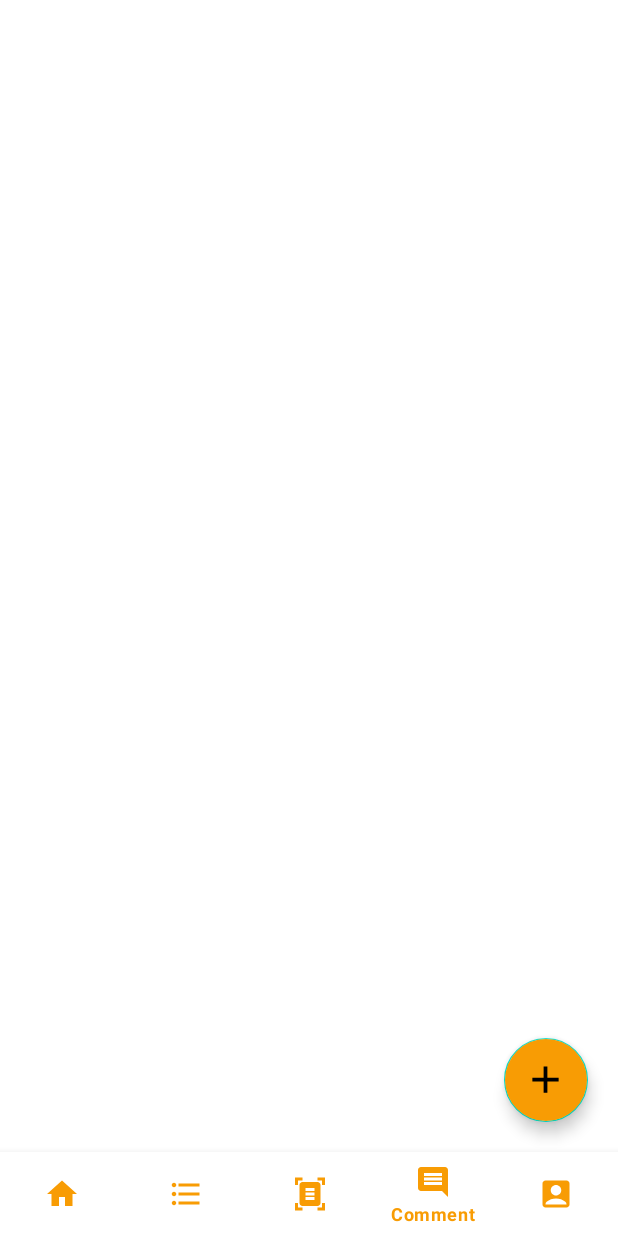
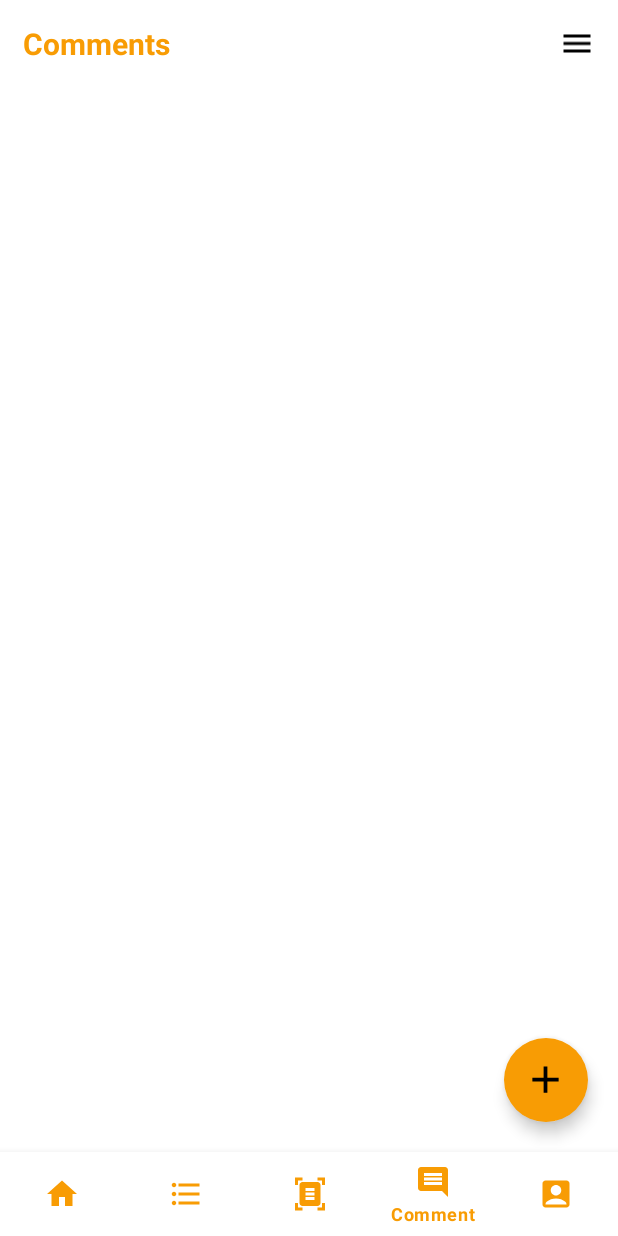
Before and after one commit to Deepraj99/Bhojnalya, an Android app: the screen it shows after launch once a user with an empty profile is signed in (MainActivity), item 4 of the bottom bar chosen, on a phone screen of 412 x 824 dp. Run offline under Robolectric (Android 15) with nearby library versions, the phone set to English and light mode, and no system bars; our stand-ins replace Firebase (no records; nobody signed in at launch, a user with empty details on screens opened directly).

Commit message:
comment fetched from firebase

```diff
--- a/app/build.gradle
+++ b/app/build.gradle
@@ -41,6 +41,7 @@ dependencies {
     implementation 'androidx.constraintlayout:constraintlayout:2.1.4'
     implementation 'com.google.firebase:firebase-auth:21.1.0'
     implementation 'com.google.firebase:firebase-firestore:24.4.0'
+    implementation 'com.firebaseui:firebase-ui-firestore:8.0.2'
     testImplementation 'junit:junit:4.13.2'
     androidTestImplementation 'androidx.test.ext:junit:1.1.3'
     androidTestImplementation 'androidx.test.espresso:espresso-core:3.4.0'
--- /dev/null
+++ b/app/src/main/java/com/example/bhojnalya/CommentAdapter.java
@@ -0,0 +1,48 @@
+package com.example.bhojnalya;
+
+import android.content.Context;
+import android.view.LayoutInflater;
+import android.view.View;
+import android.view.ViewGroup;
+import android.widget.TextView;
+
+import androidx.annotation.NonNull;
+import androidx.recyclerview.widget.RecyclerView;
+
+import com.firebase.ui.firestore.FirestoreRecyclerAdapter;
+import com.firebase.ui.firestore.FirestoreRecyclerOptions;
+
+public class CommentAdapter extends FirestoreRecyclerAdapter<Comment, CommentAdapter.CommentViewHolder> {
+    Context context;
+    public CommentAdapter(@NonNull FirestoreRecyclerOptions<Comment> options, Context context) {
+        super(options);
+        this.context = context;
+    }
+
+    @Override
+    protected void onBindViewHolder(@NonNull CommentViewHolder holder, int position, @NonNull Comment comment) {
+
+        holder.titleTextView.setText(comment.title);
+        holder.contentTextView.setText(comment.content);
+        holder.timestampTextView.setText(Utility.timestampToString(comment.timestamp));
+
+    }
+
+    @NonNull
+    @Override
+    public CommentViewHolder onCreateViewHolder(@NonNull ViewGroup parent, int viewType) {
+        View view = LayoutInflater.from(parent.getContext()).inflate(R.layout.recycler_comment_item, parent, false);
+        return new CommentViewHolder(view);
+    }
+
+    class CommentViewHolder extends RecyclerView.ViewHolder {
+        TextView titleTextView, contentTextView, timestampTextView;
+
+        public CommentViewHolder(@NonNull View itemView) {
+            super(itemView);
+            titleTextView = itemView.findViewById(R.id.comment_title_text_view);
+            contentTextView = itemView.findViewById(R.id.comment_content_text_view);
+            timestampTextView = itemView.findViewById(R.id.comment_timestamp_text_view);
+        }
+    }
+}
--- a/app/src/main/java/com/example/bhojnalya/CommentDetailsActivity.java
+++ b/app/src/main/java/com/example/bhojnalya/CommentDetailsActivity.java
@@ -34,8 +34,12 @@ public class CommentDetailsActivity extends AppCompatActivity {
         String commentTitle = titleEditText.getText().toString();
         String commentContent = contentEditText.getText().toString();
 
-        if(commentTitle.isEmpty() || commentContent.isEmpty()) {
+        if(commentTitle.isEmpty()) {
             titleEditText.setError("Title is required.");
+            return;
+        }
+        if(commentContent.isEmpty()) {
+            contentEditText.setError("Comment is required.");
             return;
         }
 
--- a/app/src/main/java/com/example/bhojnalya/CommentFragment.java
+++ b/app/src/main/java/com/example/bhojnalya/CommentFragment.java
@@ -4,16 +4,25 @@ import android.content.Intent;
 import android.os.Bundle;
 
 import androidx.fragment.app.Fragment;
+import androidx.recyclerview.widget.LinearLayoutManager;
+import androidx.recyclerview.widget.RecyclerView;
 
 import android.view.LayoutInflater;
 import android.view.View;
 import android.view.ViewGroup;
+import android.widget.ImageButton;
+import android.widget.ImageView;
 
+import com.firebase.ui.firestore.FirestoreRecyclerOptions;
 import com.google.android.material.floatingactionbutton.FloatingActionButton;
+import com.google.firebase.firestore.Query;
 
 public class CommentFragment extends Fragment {
 
     FloatingActionButton addCommentBtn;
+    RecyclerView recyclerView;
+    ImageView menuBtn;
+    CommentAdapter commentAdapter;
 
     @Override
     public View onCreateView(LayoutInflater inflater, ViewGroup container,
@@ -22,6 +31,42 @@ public class CommentFragment extends Fragment {
         View commentFragment = inflater.inflate(R.layout.fragment_comment, container, false);
         addCommentBtn = commentFragment.findViewById(R.id.add_comment_btn);
         addCommentBtn.setOnClickListener((v) -> startActivity(new Intent(getActivity(), CommentDetailsActivity.class)));
+
+        recyclerView = commentFragment.findViewById(R.id.recycler_view);
+        menuBtn = commentFragment.findViewById(R.id.menu_btn);
+
+        menuBtn.setOnClickListener((v) -> showMenu());
+        setupRecyclerView();
+
         return commentFragment;
     }
+
+    void showMenu() {}
+    void setupRecyclerView() {
+
+        Query query = Utility.getCollectionReferenceForComments().orderBy("timestamp", Query.Direction.DESCENDING);
+        FirestoreRecyclerOptions<Comment> options = new FirestoreRecyclerOptions.Builder<Comment>()
+                .setQuery(query, Comment.class).build();
+        recyclerView.setLayoutManager(new LinearLayoutManager(getContext()));
+        commentAdapter = new CommentAdapter(options, getContext());
+        recyclerView.setAdapter(commentAdapter);
+    }
+
+    @Override
+    public void onStart() {
+        super.onStart();
+        commentAdapter.startListening();
+    }
+
+    @Override
+    public void onStop() {
+        super.onStop();
+        commentAdapter.stopListening();
+    }
+
+    @Override
+    public void onResume() {
+        super.onResume();
+        commentAdapter.notifyDataSetChanged();
+    }
 }
--- /dev/null
+++ b/app/src/main/res/drawable/ic_menu.xml
@@ -0,0 +1,5 @@
+<vector android:height="24dp" android:tint="#000000"
+    android:viewportHeight="24" android:viewportWidth="24"
+    android:width="24dp" xmlns:android="http://schemas.android.com/apk/res/android">
+    <path android:fillColor="@android:color/white" android:pathData="M3,18h18v-2L3,16v2zM3,13h18v-2L3,11v2zM3,6v2h18L21,6L3,6z"/>
+</vector>
--- a/app/src/main/res/layout/fragment_comment.xml
+++ b/app/src/main/res/layout/fragment_comment.xml
@@ -5,7 +5,43 @@
     xmlns:tools="http://schemas.android.com/tools"
     android:layout_width="match_parent"
     android:layout_height="match_parent"
+    android:background="@color/white"
     tools:context=".CommentFragment">
+
+    <TextView
+        android:id="@+id/textView4"
+        android:layout_width="wrap_content"
+        android:layout_height="wrap_content"
+        android:layout_marginStart="15dp"
+        android:layout_marginTop="15dp"
+        android:text="Comments"
+        android:textColor="@color/yellow"
+        android:textSize="20sp"
+        android:textStyle="bold"
+        app:layout_constraintStart_toStartOf="parent"
+        app:layout_constraintTop_toTopOf="parent" />
+
+    <ImageView
+        android:id="@+id/menu_btn"
+        android:layout_width="wrap_content"
+        android:layout_height="0dp"
+        android:layout_marginEnd="15dp"
+        app:layout_constraintBottom_toBottomOf="@+id/textView4"
+        app:layout_constraintEnd_toEndOf="parent"
+        app:layout_constraintTop_toTopOf="@+id/textView4"
+        app:srcCompat="@drawable/ic_menu"
+        android:contentDescription="TODO" />
+
+    <androidx.recyclerview.widget.RecyclerView
+        android:id="@+id/recycler_view"
+        android:layout_width="match_parent"
+        android:layout_height="0dp"
+        android:layout_marginTop="10dp"
+        android:layout_marginHorizontal="15dp"
+        app:layout_constraintBottom_toBottomOf="parent"
+        app:layout_constraintEnd_toEndOf="parent"
+        app:layout_constraintStart_toStartOf="parent"
+        app:layout_constraintTop_toBottomOf="@+id/textView4" />
 
     <com.google.android.material.floatingactionbutton.FloatingActionButton
         android:id="@+id/add_comment_btn"
@@ -13,9 +49,10 @@
         android:layout_height="wrap_content"
         android:backgroundTint="@color/yellow"
         android:layout_marginBottom="20dp"
-        android:layout_marginRight="20dp"
+        android:layout_marginEnd="20dp"
         android:src="@drawable/ic_add"
         app:maxImageSize="30dp"
+        app:borderWidth="0dp"
         app:layout_constraintBottom_toBottomOf="parent"
         app:layout_constraintEnd_toEndOf="parent" />
 </androidx.constraintlayout.widget.ConstraintLayout>
```
Also changed, not shown: app/src/main/java/com/example/bhojnalya/Utility.java (+8 -0 lines), app/src/main/res/layout/recycler_comment_item.xml (added, +48 -0 lines).
